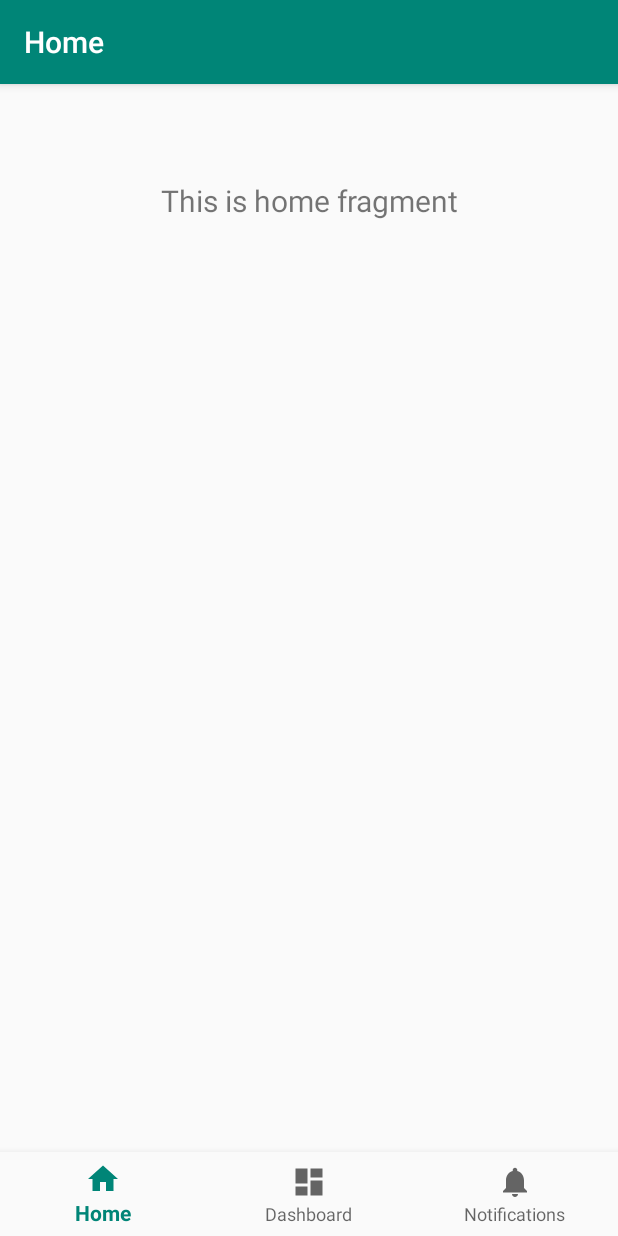
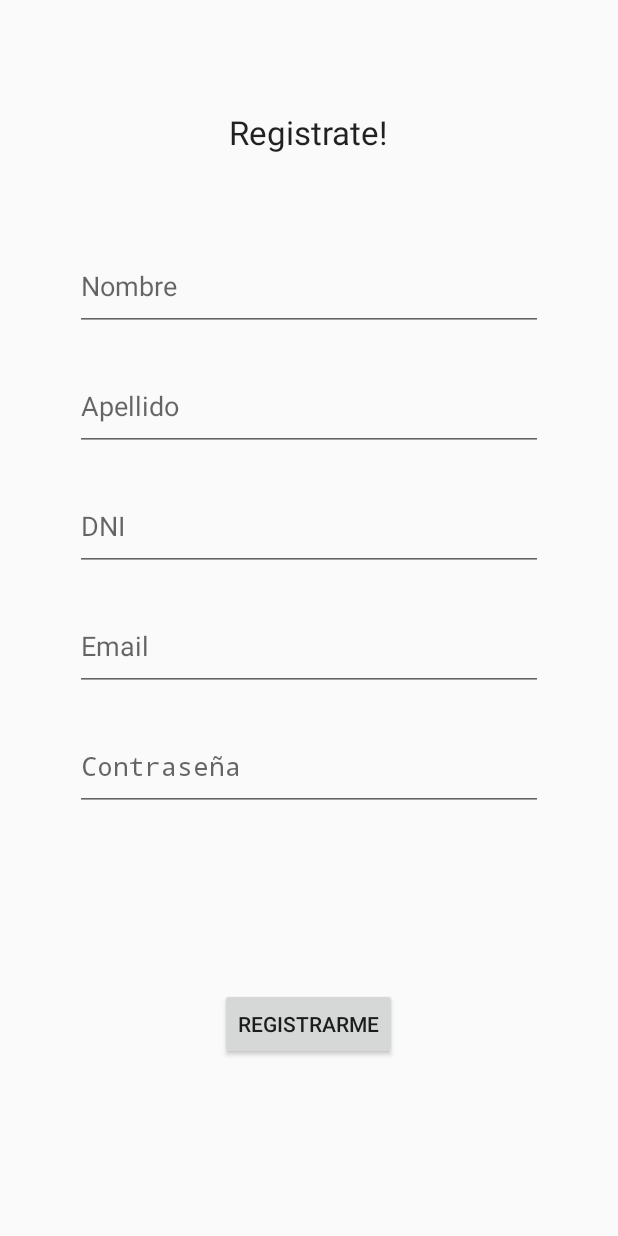
Before and after one commit to MicaelaFrias/grupo_602, an Android app: the screen it shows after launch (MainActivity before the commit, RegisterActivity after it), on a phone screen of 412 x 824 dp. Run offline under Robolectric (Android 15) with nearby library versions, the phone set to English and light mode, and no system bars.

Commit message:
Maquetado de Registro de usuario

```diff
--- a/Codigo/app/src/main/AndroidManifest.xml
+++ b/Codigo/app/src/main/AndroidManifest.xml
@@ -10,7 +10,7 @@
         android:supportsRtl="true"
         android:theme="@style/AppTheme">
         <activity
-            android:name=".MainActivity"
+            android:name=".RegisterActivity"
             android:label="@string/app_name">
             <intent-filter>
                 <action android:name="android.intent.action.MAIN" />
--- /dev/null
+++ b/Codigo/app/src/main/java/com/example/midiendodistanciasmobile/RegisterActivity.java
@@ -0,0 +1,16 @@
+package com.example.midiendodistanciasmobile;
+
+import android.app.Activity;
+import android.os.Bundle;
+
+public class RegisterActivity extends Activity {
+
+
+    @Override
+    protected void onCreate(Bundle savedInstanceState) {
+        super.onCreate(savedInstanceState);
+        setContentView(R.layout.activity_register);
+
+    }
+
+}
--- /dev/null
+++ b/Codigo/app/src/main/res/layout/activity_register.xml
@@ -0,0 +1,118 @@
+<?xml version="1.0" encoding="utf-8"?>
+<androidx.constraintlayout.widget.ConstraintLayout xmlns:android="http://schemas.android.com/apk/res/android"
+    xmlns:app="http://schemas.android.com/apk/res-auto"
+    xmlns:tools="http://schemas.android.com/tools"
+    android:layout_width="match_parent"
+    android:layout_height="match_parent"
+    android:focusableInTouchMode="true"
+    >
+
+    <TextView
+        android:id="@+id/title"
+        android:layout_width="wrap_content"
+        android:layout_height="wrap_content"
+        android:text="@string/title_register"
+        android:textAppearance="@style/TextAppearance.AppCompat.Large"
+        app:layout_constraintBottom_toTopOf="@+id/name"
+        app:layout_constraintEnd_toEndOf="parent"
+        app:layout_constraintStart_toStartOf="parent"
+        app:layout_constraintTop_toTopOf="parent"
+        app:layout_constraintVertical_bias="0.56" />
+
+    <Button
+        android:id="@+id/registerButton"
+        android:layout_width="wrap_content"
+        android:layout_height="wrap_content"
+        android:text="@string/button_register"
+        app:layout_constraintBottom_toBottomOf="parent"
+        app:layout_constraintEnd_toEndOf="parent"
+        app:layout_constraintHorizontal_bias="0.498"
+        app:layout_constraintStart_toStartOf="parent"
+        app:layout_constraintTop_toBottomOf="@+id/editText10" />
+
+    <EditText
+        android:id="@+id/dni"
+        android:layout_width="0dp"
+        android:layout_height="@dimen/input_button_width"
+        android:layout_marginStart="50dp"
+        android:layout_marginTop="@dimen/input_button_margin_top"
+        android:layout_marginEnd="50dp"
+        android:ems="10"
+        android:hint="@string/input_dni"
+        android:inputType="number"
+        app:layout_constraintBottom_toBottomOf="parent"
+        app:layout_constraintEnd_toEndOf="parent"
+        app:layout_constraintHorizontal_bias="0.0"
+        app:layout_constraintStart_toStartOf="parent"
+        app:layout_constraintTop_toBottomOf="@+id/lastname"
+        app:layout_constraintVertical_bias="0.0" />
+
+    <EditText
+        android:id="@+id/name"
+        android:layout_width="0dp"
+        android:layout_height="@dimen/input_button_width"
+        android:layout_marginStart="50dp"
+        android:layout_marginEnd="50dp"
+        android:ems="10"
+        android:hint="@string/input_name"
+        android:inputType="textPersonName"
+        app:layout_constraintBottom_toBottomOf="parent"
+        app:layout_constraintEnd_toEndOf="parent"
+        app:layout_constraintHorizontal_bias="0.0"
+        app:layout_constraintStart_toStartOf="parent"
+        app:layout_constraintTop_toTopOf="parent"
+        app:layout_constraintVertical_bias="0.21" />
+
+    <EditText
+        android:id="@+id/lastname"
+        android:layout_width="0dp"
+        android:layout_height="@dimen/input_button_width"
+        android:layout_marginStart="50dp"
+        android:layout_marginTop="@dimen/input_button_margin_top"
+        android:layout_marginEnd="50dp"
+        android:ems="10"
+        android:hint="@string/input_lastName"
+        android:inputType="textPersonName"
+        app:layout_constraintBottom_toBottomOf="parent"
+        app:layout_constraintEnd_toEndOf="parent"
+        app:layout_constraintHorizontal_bias="1.0"
+        app:layout_constraintStart_toStartOf="parent"
+        app:layout_constraintTop_toBottomOf="@+id/name"
+        app:layout_constraintVertical_bias="0.0" />
+
+    <EditText
+        android:id="@+id/editText9"
+        android:layout_width="0dp"
+        android:layout_height="@dimen/input_button_width"
+        android:layout_marginStart="50dp"
+        android:layout_marginTop="@dimen/input_button_margin_top"
+        android:layout_marginEnd="50dp"
+        android:ems="10"
+        android:hint="@string/input_email"
+        android:inputType="textEmailAddress"
+        app:layout_constraintBottom_toBottomOf="parent"
+        app:layout_constraintEnd_toEndOf="parent"
+        app:layout_constraintHorizontal_bias="1.0"
+        app:layout_constraintStart_toStartOf="parent"
+        app:layout_constraintTop_toBottomOf="@+id/dni"
+        app:layout_constraintVertical_bias="0.0" />
+
+    <EditText
+        android:id="@+id/editText10"
+        android:layout_width="0dp"
+        android:layout_height="@dimen/input_button_width"
+        android:layout_marginStart="50dp"
+        android:layout_marginTop="@dimen/input_button_margin_top"
+        android:layout_marginEnd="50dp"
+        android:ems="10"
+        android:hint="@string/input_password"
+        android:inputType="textPassword"
+        app:layout_constraintBottom_toBottomOf="parent"
+        app:layout_constraintEnd_toEndOf="parent"
+        app:layout_constraintHorizontal_bias="0.0"
+        app:layout_constraintStart_toStartOf="parent"
+        app:layout_constraintTop_toBottomOf="@+id/editText9"
+        app:layout_constraintVertical_bias="0.0" />
+
+
+</androidx.constraintlayout.widget.ConstraintLayout>
--- a/Codigo/app/src/main/res/values/dimens.xml
+++ b/Codigo/app/src/main/res/values/dimens.xml
@@ -2,4 +2,6 @@
     <!-- Default screen margins, per the Android Design guidelines. -->
     <dimen name="activity_horizontal_margin">16dp</dimen>
     <dimen name="activity_vertical_margin">16dp</dimen>
+    <dimen name="input_button_margin_top">20dp</dimen>
+    <dimen name="input_button_width">60dp</dimen>
 </resources>
--- a/Codigo/app/src/main/res/values/strings.xml
+++ b/Codigo/app/src/main/res/values/strings.xml
@@ -3,4 +3,16 @@
     <string name="title_home">Home</string>
     <string name="title_dashboard">Dashboard</string>
     <string name="title_notifications">Notifications</string>
+    <string name="title_register">Registrate!</string>
+    <string name="button_register">Registrarme</string>
+
+
+    <string name="input_name">Nombre</string>
+    <string name="input_lastName">Apellido</string>
+    <string name="input_dni">DNI</string>
+    <string name="input_email">Email</string>
+    <string name="input_password">Contraseña</string>
+
+
+
 </resources>
```
